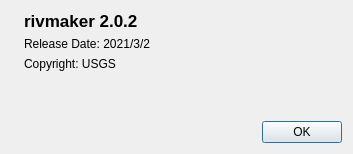
Qt form apps/rivmaker/dialogs/aboutdialog.ui (i-RIC/prepost-gui) before a commit.
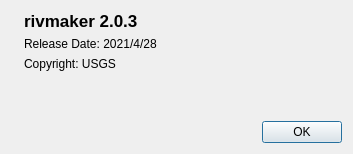
The same form after that commit. Icons and pictures are not drawn.

Commit message: RivMaker version number updated. 2.0.2 -> 2.0.3

Diff of the .ui file:
```diff
--- a/apps/rivmaker/dialogs/aboutdialog.ui
+++ b/apps/rivmaker/dialogs/aboutdialog.ui
@@ -38,14 +38,14 @@
           </font>
          </property>
          <property name="text">
-          <string>rivmaker 2.0.2</string>
+          <string>rivmaker 2.0.3</string>
          </property>
         </widget>
        </item>
        <item>
         <widget class="QLabel" name="labelRelease">
          <property name="text">
-          <string>Release Date: 2021/3/2</string>
+          <string>Release Date: 2021/4/28</string>
          </property>
         </widget>
        </item>
```
